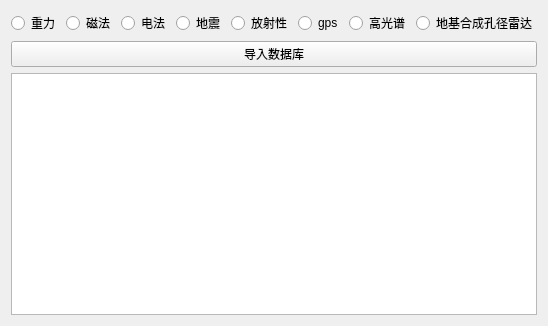
Qt form data_table.ui (sh1nyru0/SP) before a commit.
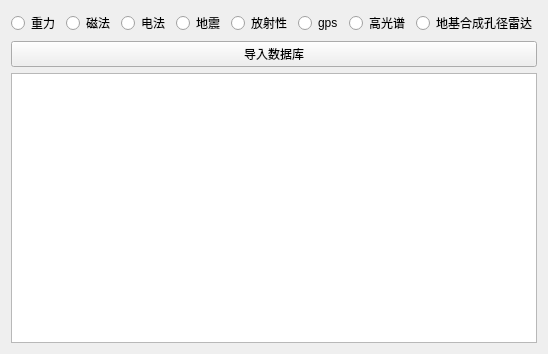
The same form after that commit.

The edit to the form file:
```diff
--- a/data_table.ui
+++ b/data_table.ui
@@ -7,7 +7,7 @@
     <x>0</x>
     <y>0</y>
     <width>528</width>
-    <height>326</height>
+    <height>354</height>
    </rect>
   </property>
   <property name="windowTitle">
```
Left out of the diff: 3 changed lines with no effect on the pictures.
